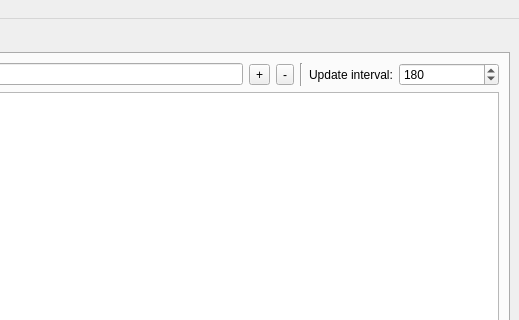
Old version of the form qtgui/luxrender.ui in the repository sungsoo/luxrender-lux; both pictures show x 321 to 840 and y 0 to 320 of the 840 by 611 pixel window.
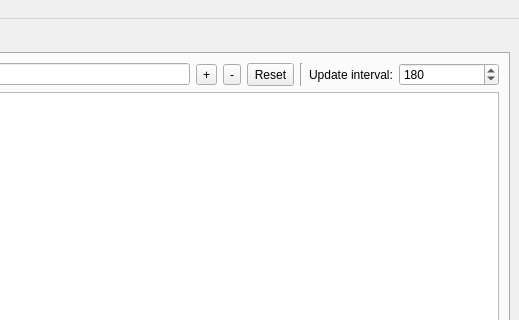
New version of the form. The open tabs and pages were chosen to show the change. Icons and pictures are not drawn.

Commit message: Added ability to force a server to reset to idle state, see issue #1256

```diff
--- a/qtgui/luxrender.ui
+++ b/qtgui/luxrender.ui
@@ -1042,6 +1042,22 @@
             </property>
            </widget>
           </item>
+          <item>
+           <widget class="QToolButton" name="button_resetServer">
+            <property name="sizePolicy">
+             <sizepolicy hsizetype="Preferred" vsizetype="Preferred">
+              <horstretch>0</horstretch>
+              <verstretch>0</verstretch>
+             </sizepolicy>
+            </property>
+            <property name="toolTip">
+             <string>Reset Server</string>
+            </property>
+            <property name="text">
+             <string>Reset</string>
+            </property>
+           </widget>
+          </item>
           <item>
            <widget class="Line" name="line_3">
             <property name="orientation">
```
The commit also changes 12 other files.
